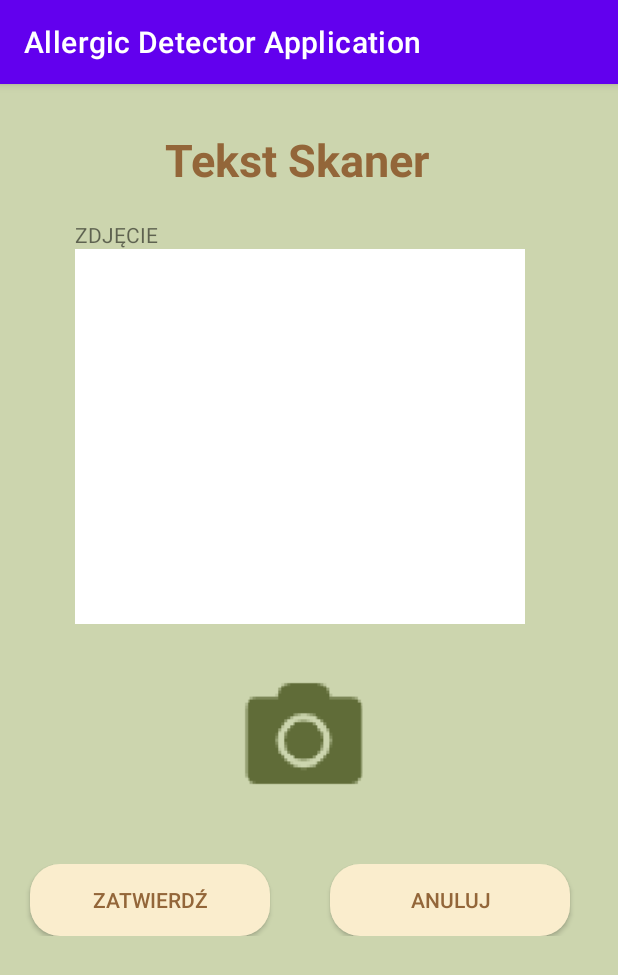
After one commit to JacobChojnacki/Allergic_Detector_Application, an Android app: the TextRecog screen opened directly, with no data from a screen before it, on a phone screen of 412 x 824 dp. The commit adds this screen. Shown: the top 975 px of the screen. Run offline under Robolectric (Android 15) with nearby library versions, the phone set to English and light mode, and no system bars; our stand-ins replace data binding; libraries missing offline, so code that uses them is left out: com.google.mlkit.vision.

Commit message:
23.11.2022

```diff
--- a/app/build.gradle
+++ b/app/build.gradle
@@ -37,6 +37,7 @@ android {
     }
     buildFeatures {
         viewBinding true
+        dataBinding true
     }
 }
 
@@ -59,5 +60,7 @@ dependencies {
     implementation "androidx.lifecycle:lifecycle-viewmodel-ktx:2.5.1"
     implementation "androidx.lifecycle:lifecycle-runtime-ktx:2.5.1"
     implementation 'org.jetbrains.kotlinx:kotlinx-coroutines-android:1.6.4'
+    implementation 'com.google.mlkit:barcode-scanning:17.0.2'
+    implementation 'com.google.android.gms:play-services-mlkit-text-recognition:18.0.2'
 
 }
--- a/app/src/main/java/com/example/allergicdetectorapplication/UserTools/Adapter/MyAllergenAdapter.kt
+++ b/app/src/main/java/com/example/allergicdetectorapplication/UserTools/Adapter/MyAllergenAdapter.kt
@@ -41,5 +41,6 @@ class MyAllergenAdapter : RecyclerView.Adapter<MyAllergenAdapter.MyViewHolder>()
 
     class MyViewHolder(itemView: View) : RecyclerView.ViewHolder(itemView) {
         val allergenName: TextView = itemView.findViewById(R.id.AllergenPUA_Item)
+        val onClickDelete: ((AllergenItem) -> AllergenItem)? = null
     }
 }
--- a/app/src/main/java/com/example/allergicdetectorapplication/UserTools/CheckProduct.kt
+++ b/app/src/main/java/com/example/allergicdetectorapplication/UserTools/CheckProduct.kt
@@ -6,6 +6,7 @@ import android.widget.Button
 import androidx.appcompat.app.AppCompatActivity
 import com.example.allergicdetectorapplication.R
 import com.example.allergicdetectorapplication.photo.QrPhoto
+import com.example.allergicdetectorapplication.photo.TextRecog
 
 class CheckProduct : AppCompatActivity() {
     private lateinit var btnQrPhoto: Button
@@ -30,5 +31,10 @@ class CheckProduct : AppCompatActivity() {
             startActivity(intent)
         }
 
+        btnIngredientPhoto.setOnClickListener {
+            intent = Intent(this, TextRecog::class.java)
+            startActivity(intent)
+        }
+
     }
 }
--- /dev/null
+++ b/app/src/main/java/com/example/allergicdetectorapplication/photo/TextRecog.kt
@@ -0,0 +1,110 @@
+package com.example.allergicdetectorapplication.photo
+
+import android.content.Intent
+import android.graphics.Bitmap
+import android.os.Bundle
+import android.os.PersistableBundle
+import android.provider.MediaStore
+import android.widget.Button
+import android.widget.ImageButton
+import android.widget.ImageView
+import android.widget.TextView
+import android.widget.Toast
+import androidx.appcompat.app.AppCompatActivity
+import androidx.databinding.DataBindingUtil
+import com.example.allergicdetectorapplication.R
+import com.example.allergicdetectorapplication.UserTools.CheckProduct
+import com.example.allergicdetectorapplication.databinding.ActivityTextRecogBinding
+import com.google.mlkit.vision.common.InputImage
+import com.google.mlkit.vision.text.TextRecognition
+import com.google.mlkit.vision.text.TextRecognizer
+import com.google.mlkit.vision.text.latin.TextRecognizerOptions
+import java.lang.Exception
+
+class TextRecog : AppCompatActivity() {
+
+    private lateinit var tvTextResult: TextView
+    private lateinit var ivTextRec: ImageView
+    private lateinit var btn_close_text_rec: Button
+    private lateinit var btnTakeTextPhoto: ImageButton
+    private lateinit var btnConfirmTakeTextPhoto: ImageButton
+    private lateinit var binding: ActivityTextRecogBinding
+    private val REQUEST_IMAGE_CAPTURE = 1
+    private var imageBitmap: Bitmap? = null
+    val recognizer = TextRecognition.getClient(TextRecognizerOptions.DEFAULT_OPTIONS)
+
+
+    override fun onCreate(savedInstanceState: Bundle?) {
+        super.onCreate(savedInstanceState)
+        setContentView(R.layout.activity_text_recog)
+
+        binding = DataBindingUtil.setContentView(this, R.layout.activity_text_recog)
+
+        binding.apply {
+
+            btnTakeTextPhoto.setOnClickListener {
+                takeImage()
+
+                tvTextResult.text = ""
+            }
+            btnConfirmTakeTextRec.setOnClickListener {
+                processImage()
+            }
+        }
+
+        tvTextResult = findViewById(R.id.tvTextResult)
+        ivTextRec = findViewById(R.id.ivTextRec)
+        btn_close_text_rec = findViewById(R.id.btn_close_text_rec)
+
+        btn_close_text_rec.setOnClickListener {
+            val intent = Intent(this, CheckProduct::class.java)
+            startActivity(intent)
+        }
+    }
+
+    private fun processImage() {
+
+        if (imageBitmap != null) {
+            val image = imageBitmap?.let {
+                InputImage.fromBitmap(it, 0)
+            }
+            image?.let {
+                recognizer.process(it)
+                    .addOnSuccessListener {
+                        binding.tvTextResult.text = it.text
+                    }
+                    .addOnFailureListener {
+                        Toast.makeText(this, "Spróbuj ponownie", Toast.LENGTH_SHORT).show()
+                    }
+            }
+        }
+        else {
+            Toast.makeText(this, "Nie wybrano zdjecia", Toast.LENGTH_SHORT).show()
+        }
+    }
+
+    private fun takeImage() {
+        val intent = Intent(MediaStore.ACTION_IMAGE_CAPTURE)
+
+        try {
+            startActivityForResult(intent, REQUEST_IMAGE_CAPTURE)
+        } catch (e: Exception) {
+
+        }
+    }
+
+    @Deprecated("Deprecated in Java")
+    override fun onActivityResult(requestCode: Int, resultCode: Int, data: Intent?) {
+        super.onActivityResult(requestCode, resultCode, data)
+
+        if (requestCode == REQUEST_IMAGE_CAPTURE && resultCode == RESULT_OK) {
+            val extras: Bundle? = data?.extras
+            imageBitmap = extras?.get("data") as Bitmap
+
+            if (imageBitmap != null) {
+                binding.ivTextRec.setImageBitmap(imageBitmap)
+                binding.ivTextRec.setBackgroundColor(204)
+            }
+        }
+    }
+}
--- a/app/src/main/res/layout/activity_sign_up.xml
+++ b/app/src/main/res/layout/activity_sign_up.xml
@@ -107,7 +107,7 @@
         android:layout_height="wrap_content"
         android:layout_marginHorizontal="40sp"
         android:layout_marginTop="20sp"
-        android:text="@string/miasto"
+        android:text="@string/city"
         android:textSize="15sp"
         android:textStyle="bold" />
 
@@ -118,7 +118,7 @@
         android:layout_marginHorizontal="40sp"
         android:autofillHints="name"
         android:background="@drawable/edx_text"
-        android:hint="@string/miasto"
+        android:hint="@string/city"
         android:inputType="textWebEmailAddress"
         android:paddingStart="13sp"
         tools:ignore="LabelFor,RtlSymmetry" />
--- /dev/null
+++ b/app/src/main/res/layout/activity_text_recog.xml
@@ -0,0 +1,72 @@
+<?xml version="1.0" encoding="utf-8"?>
+<layout>
+
+    <androidx.appcompat.widget.LinearLayoutCompat xmlns:android="http://schemas.android.com/apk/res/android"
+        xmlns:app="http://schemas.android.com/apk/res-auto"
+        xmlns:tools="http://schemas.android.com/tools"
+        android:layout_width="match_parent"
+        android:layout_height="match_parent"
+        android:background="#CCD5AE"
+        android:orientation="vertical"
+        tools:context=".photo.TextRecog">
+
+        <TextView
+            android:layout_width="wrap_content"
+            android:layout_height="wrap_content"
+            android:layout_marginStart="110sp"
+            android:layout_marginTop="30sp"
+            android:text="@string/text_scanner"
+            android:textColor="@color/text_color"
+            android:textSize="30sp"
+            android:textStyle="bold" />
+
+        <TextView
+            android:id="@+id/tvTextResult"
+            android:layout_width="wrap_content"
+            android:layout_height="wrap_content"
+            android:layout_marginStart="50sp"
+            android:layout_marginTop="20sp"
+            android:text="@string/photo" />
+
+        <androidx.appcompat.widget.AppCompatImageView
+            android:id="@+id/ivTextRec"
+            android:layout_width="300sp"
+            android:layout_height="250sp"
+            android:layout_marginStart="50sp"
+            android:background="@color/white" />
+
+        <ImageButton
+            android:id="@+id/btnTakeTextPhoto"
+            android:layout_width="100sp"
+            android:layout_height="100sp"
+            android:layout_marginStart="150sp"
+            android:layout_marginTop="20sp"
+            android:contentDescription="@string/camera_button"
+            android:src="@drawable/button" />
+
+        <LinearLayout
+            android:layout_width="match_parent"
+            android:layout_height="wrap_content"
+            android:layout_marginTop="40sp"
+            android:orientation="horizontal">
+
+            <androidx.appcompat.widget.AppCompatButton
+                android:id="@+id/btnConfirmTakeTextRec"
+                android:layout_width="160sp"
+                android:layout_height="wrap_content"
+                android:layout_marginStart="20sp"
+                android:background="@drawable/button_background"
+                android:text="@string/confirm"
+                android:textColor="@color/text_color" />
+
+            <androidx.appcompat.widget.AppCompatButton
+                android:id="@+id/btn_close_text_rec"
+                android:layout_width="160sp"
+                android:layout_height="wrap_content"
+                android:layout_marginStart="40sp"
+                android:background="@drawable/button_background"
+                android:text="@string/cancel"
+                android:textColor="@color/text_color" />
+        </LinearLayout>
+    </androidx.appcompat.widget.LinearLayoutCompat>
+</layout>
--- a/app/src/main/res/layout/allergen_item_pua.xml
+++ b/app/src/main/res/layout/allergen_item_pua.xml
@@ -29,7 +29,7 @@
             android:layout_width="48dp"
             android:layout_height="48dp"
             android:layout_marginStart="45dp"
-            android:contentDescription="@string/imagebutton"
+            android:contentDescription="@string/image_button"
             android:background="@color/background_color"
             android:src="@drawable/delete" />
     </LinearLayout>
--- a/app/src/main/res/values/strings.xml
+++ b/app/src/main/res/values/strings.xml
@@ -18,7 +18,7 @@
     <string name="password">HASŁO</string>
     <string name="name">IMIĘ</string>
     <string name="surname">NAZWISKO</string>
-    <string name="miasto">MIASTO</string>
+    <string name="city">MIASTO</string>
     <string name="cancel">ANULUJ</string>
     <string name="username">IMIĘ NAZWISKO</string>
     <string name="allergens">TWOJE ALERGENY</string>
@@ -32,11 +32,12 @@
     <string name="after_qr">PO KODZIE KRESKOWYM</string>
     <string name="after_ingredients_photo">PO ZDJĘCIU SKŁADU</string>
     <string name="qr_scanner">Qr Skaner</string>
-    <string name="zdj_cie">ZDJĘCIE</string>
+    <string name="photo">ZDJĘCIE</string>
     <string name="camera_button">camera button</string>
     <string name="confirm">ZATWIERDŹ</string>
     <string name="choose_allergen">Wybierz Alergen</string>
     <!-- TODO: Remove or change this placeholder text -->
     <string name="hello_blank_fragment">Hello blank fragment</string>
-    <string name="imagebutton">ImageButton</string>
+    <string name="image_button">ImageButton</string>
+    <string name="text_scanner">Tekst Skaner</string>
 </resources>
```
Also changed, not shown: app/src/main/AndroidManifest.xml (+16 -0 lines), app/src/main/java/com/example/allergicdetectorapplication/photo/QrPhoto.kt (+166 -3 lines), app/src/main/res/layout/activity_qr_scanner.xml (+5 -4 lines).
